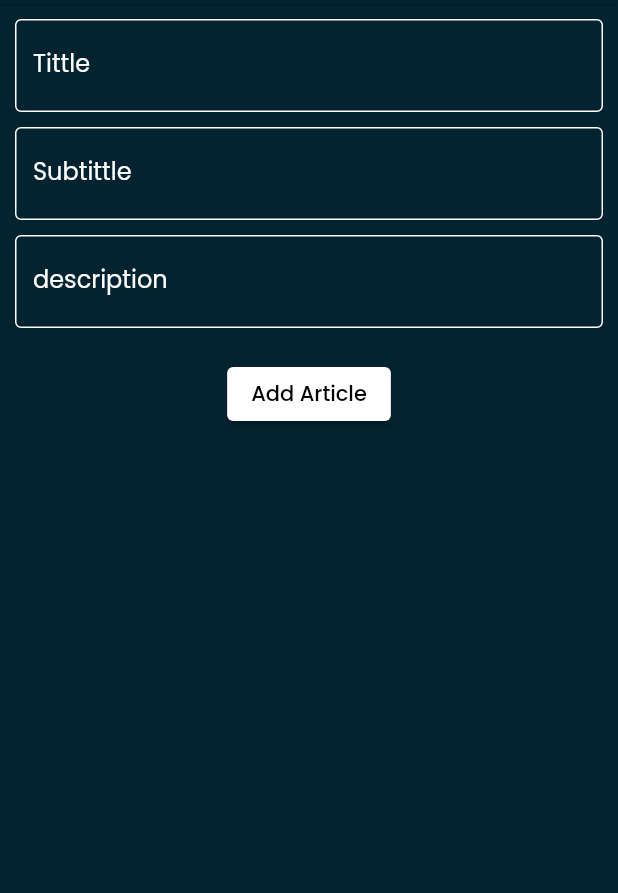
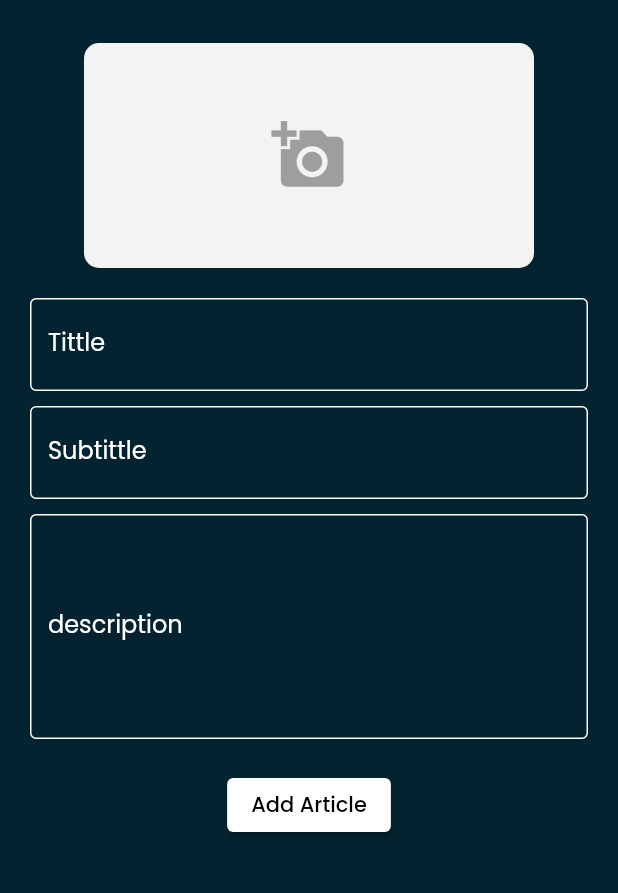
Before and after one commit to Akbarrzql/The-Horizon, a Flutter app: the add_article_users screen opened directly, on a phone screen of 412 x 824 dp, the part 80-973 px from its top. Run offline on Flutter 3.47's test engine with Material 2 defaults, Android fonts, the light colour scheme and no system bars; our stand-ins replace cloud_firestore, firebase_auth, firebase_core, firebase_messaging, firebase_storage, flutter_local_notifications and 11 more; missing offline and left inert: flutter_downloader; accounts and stored records are empty; network calls fail; project files that could hold a hidden picture were left out.

Commit message:
feat [AR]: add feature image in crud firebase thehorizon

```diff
--- a/lib/Main/article_users/add_article_users_page.dart
+++ b/lib/Main/article_users/add_article_users_page.dart
@@ -1,7 +1,9 @@
+import 'dart:io';
 import 'package:flutter/material.dart';
 import 'package:get/get.dart';
 import 'package:get/get_core/src/get_main.dart';
 import 'package:google_fonts/google_fonts.dart';
+import 'package:image_picker/image_picker.dart';
 import 'package:thehorizonapps/controller/article_controller.dart';
 
 class add_article_users extends StatefulWidget {
@@ -14,6 +16,25 @@ class add_article_users extends StatefulWidget {
 class _add_article_usersState extends State<add_article_users> {
 
   final ArticeControler articeControler = Get.put(ArticeControler());
+  String imageName = "";
+  XFile? image;
+  final ImagePicker _picker = ImagePicker();
+
+  @override
+  void initState() {
+    // TODO: implement initState
+    super.initState();
+    articeControler.titleController.text = "";
+    articeControler.subtittleController.text = "";
+    articeControler.descController.text = "";
+  }
+
+  Future getImage() async {
+    final XFile? image = await _picker.pickImage(source: ImageSource.gallery);
+    setState(() {
+      this.image = image;
+    });
+  }
 
 
   @override
@@ -39,10 +60,36 @@ class _add_article_usersState extends State<add_article_users> {
         //no back button
         automaticallyImplyLeading: false,
       ),
-      body: Container(
+      body: SingleChildScrollView(
+        child: Container(
+          width: MediaQuery.of(context).size.width,
           padding: const EdgeInsets.all(10),
           child: Column(
             children: [
+              Container(
+                padding: const EdgeInsets.all(10),
+                child: Column(
+                  children: [
+                    Container(
+                      margin: const EdgeInsets.only(top: 6),
+                      height: 150,
+                      width: 300,
+                      decoration: BoxDecoration(
+                          borderRadius: BorderRadius.circular(10),
+                          color: const Color(0xFFF3F3F3)),
+                      child: GestureDetector(
+                          onTap: (){
+                            getImage();
+                          },
+                          child: image == null ? const Icon(Icons.add_a_photo, size: 50, color: Colors.grey,) : ClipRRect(
+                            borderRadius: BorderRadius.circular(10),
+                            child: Image.file(
+                              File(image!.path),
+                              fit: BoxFit.cover,
+                            ),
+                          )),
+                    ),
+                    SizedBox(height: 20,),
                     TextField(
                       controller: articeControler.titleController,
                       autocorrect: false,
@@ -80,6 +127,8 @@ class _add_article_usersState extends State<add_article_users> {
                     TextField(
                       controller: articeControler.descController,
                       textInputAction: TextInputAction.done,
+                      minLines: 5,
+                      maxLines: 15,
                       style: const TextStyle(color: Colors.white),
                       decoration: const InputDecoration(
                         labelText: 'description',
@@ -102,7 +151,8 @@ class _add_article_usersState extends State<add_article_users> {
                         articeControler.addArticle(
                             articeControler.titleController.text,
                             articeControler.subtittleController.text,
-                    articeControler.descController.text
+                            articeControler.descController.text,
+                            image!.path
                         );
                         articeControler.titleController.clear();
                         articeControler.subtittleController.clear();
@@ -114,6 +164,10 @@ class _add_article_usersState extends State<add_article_users> {
                   ],
                 ),
               ),
+            ],
+          ),
+        ),
+      ),
     );
   }
 
--- a/lib/Main/article_users/view_article_page.dart
+++ b/lib/Main/article_users/view_article_page.dart
@@ -55,6 +55,7 @@ class _view_aritcleState extends State<view_aritcle> {
                     title: (listAllArticle[index].data() as Map<String, dynamic>)['tittle'],
                     subtittle: (listAllArticle[index].data() as Map<String, dynamic>)['subtittle'],
                     desc: (listAllArticle[index].data() as Map<String, dynamic>)['desc'],
+                    image: (listAllArticle[index].data() as Map<String, dynamic>)['image'],
                   )));
                 },
                 child: Card(
--- a/pubspec.yaml
+++ b/pubspec.yaml
@@ -65,6 +65,9 @@ dependencies:
   firebase_auth: ^4.2.5
   google_sign_in: ^5.4.3
   cloud_firestore: ^4.3.1
+  firebase_storage: ^11.0.10
+  image_picker: ^0.8.6+1
+  flutter_cache_manager: ^3.3.0
 
 
 
@@ -95,6 +98,8 @@ dev_dependencies:
   firebase_messaging: ^14.2.1
   flutter_local_notifications: ^13.0.0
   google_sign_in: ^5.4.3
+  firebase_storage: ^11.0.10
+  image_picker: ^0.8.6+1
   carousel_pro:
     git:
       url: https://github.com/jlouage/flutter-carousel-pro.git
```
Also changed, not shown: lib/Main/article_users/detail_article.dart (+7 -1 lines), lib/Main/article_users/edit_article.dart (+43 -4 lines), lib/controller/article_controller.dart (+51 -24 lines), pubspec.lock. Lines whose indentation alone changed are shown as unchanged.
